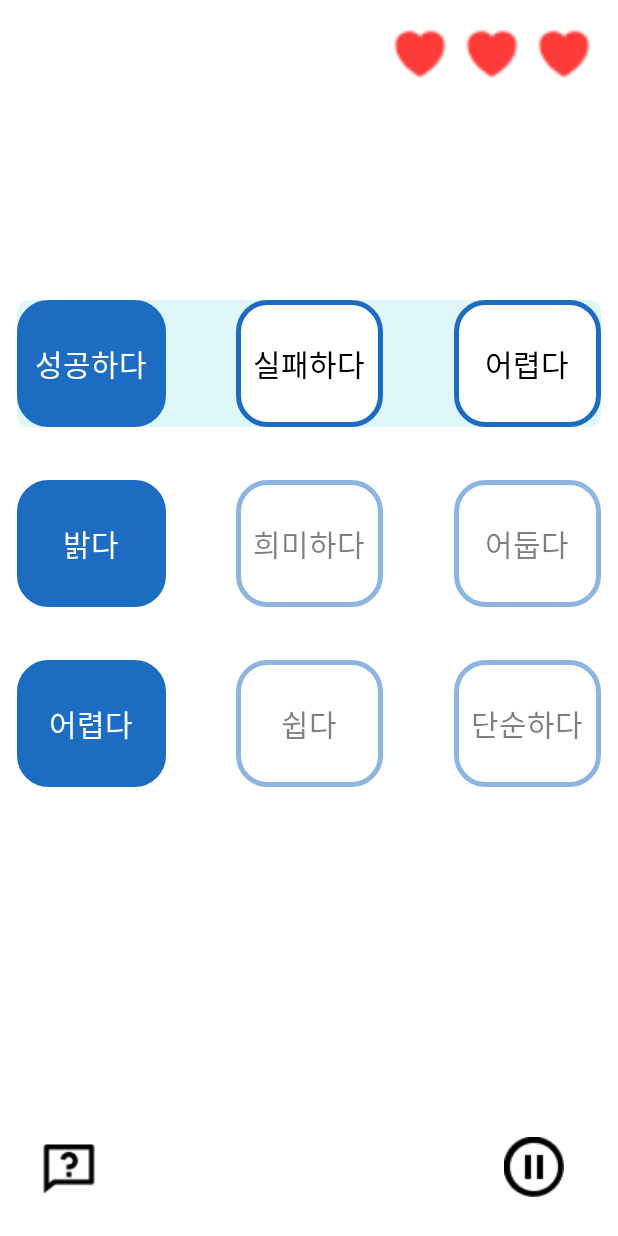
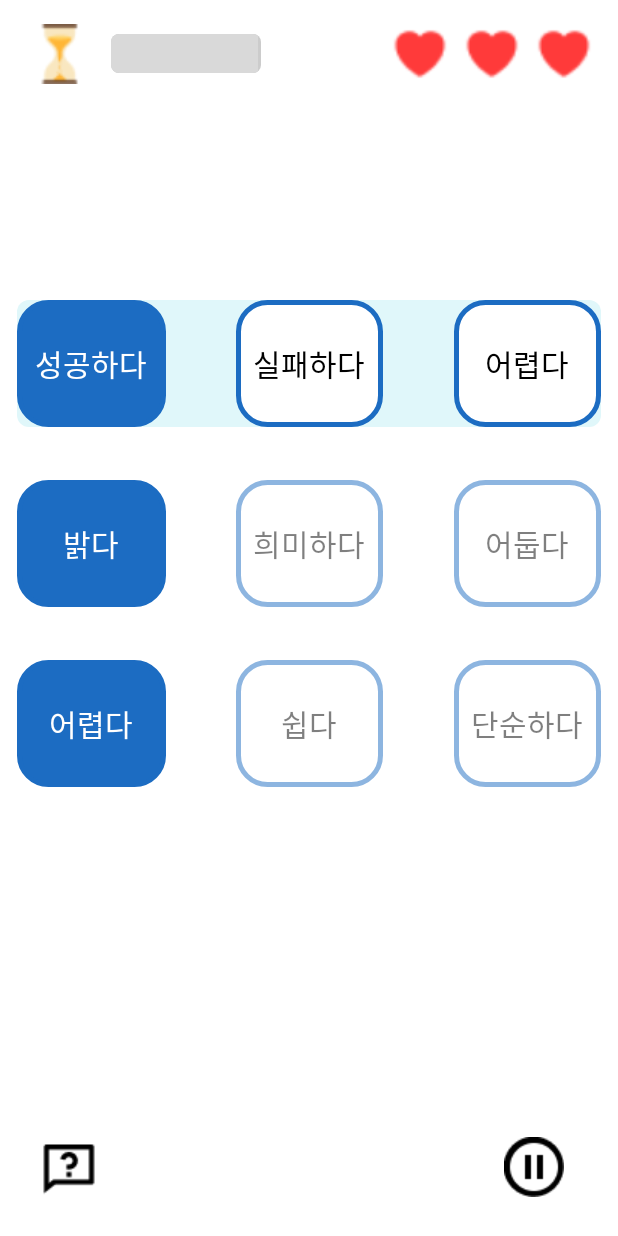
Before and after one commit to Daehohamin/EYES-MEMORY, an Android app: the OppositeGameActivity screen opened directly, with no data from a screen before it, on a phone screen of 412 x 824 dp. Run offline under Robolectric (Android 15) with nearby library versions, the light colour scheme and no system bars; our stand-ins replace Firebase (no records; nobody signed in at launch, a user with empty details on screens opened directly).

Commit message:
timer 추가

```diff
--- /dev/null
+++ b/app/src/main/res/drawable/timer_progress.xml
@@ -0,0 +1,17 @@
+<?xml version="1.0" encoding="utf-8"?>
+<layer-list xmlns:android="http://schemas.android.com/apk/res/android">
+    <item android:id="@android:id/background">
+        <shape>
+            <corners android:radius="5dp"/>
+            <solid android:color="#CCCCCC"/>
+        </shape>
+    </item>
+    <item android:id="@android:id/progress">
+        <clip>
+            <shape>
+                <corners android:radius="5dp"/>
+                <solid android:color="#D9D9D9"/>
+            </shape>
+        </clip>
+    </item>
+</layer-list>
--- a/app/src/main/res/layout/activity_opposite_game.xml
+++ b/app/src/main/res/layout/activity_opposite_game.xml
@@ -257,10 +257,39 @@
         app:layout_constraintStart_toStartOf="parent" />
 
     <LinearLayout
+        android:id="@+id/timerLayout"
+        android:layout_width="wrap_content"
+        android:layout_height="wrap_content"
+        android:layout_margin="16dp"
+        android:layout_marginTop="40dp"
+        android:gravity="center_vertical"
+        android:orientation="horizontal"
+        app:layout_constraintStart_toStartOf="parent"
+        app:layout_constraintTop_toTopOf="parent">
+
+        <ImageView
+            android:id="@+id/timerImageView"
+            android:layout_width="50dp"
+            android:layout_height="40dp"
+            android:layout_marginEnd="8dp"
+            android:src="@drawable/timer" />
+
+        <ProgressBar
+            android:id="@+id/timerProgressBar"
+            style="?android:attr/progressBarStyleHorizontal"
+            android:layout_width="100dp"
+            android:layout_height="26dp"
+            android:progress="100"
+            android:progressDrawable="@drawable/timer_progress" />
+
+    </LinearLayout>
+
+    <LinearLayout
         android:id="@+id/livesLayout"
         android:layout_width="wrap_content"
         android:layout_height="wrap_content"
         android:layout_margin="16dp"
+        android:layout_marginTop="40dp"
         android:orientation="horizontal"
         app:layout_constraintEnd_toEndOf="parent"
         app:layout_constraintTop_toTopOf="parent">
```
Also changed, not shown: app/src/main/java/com/example/eyes_memory/OppositeGameActivity.java (+75 -6 lines), app/src/main/res/drawable/timer.png (added).
